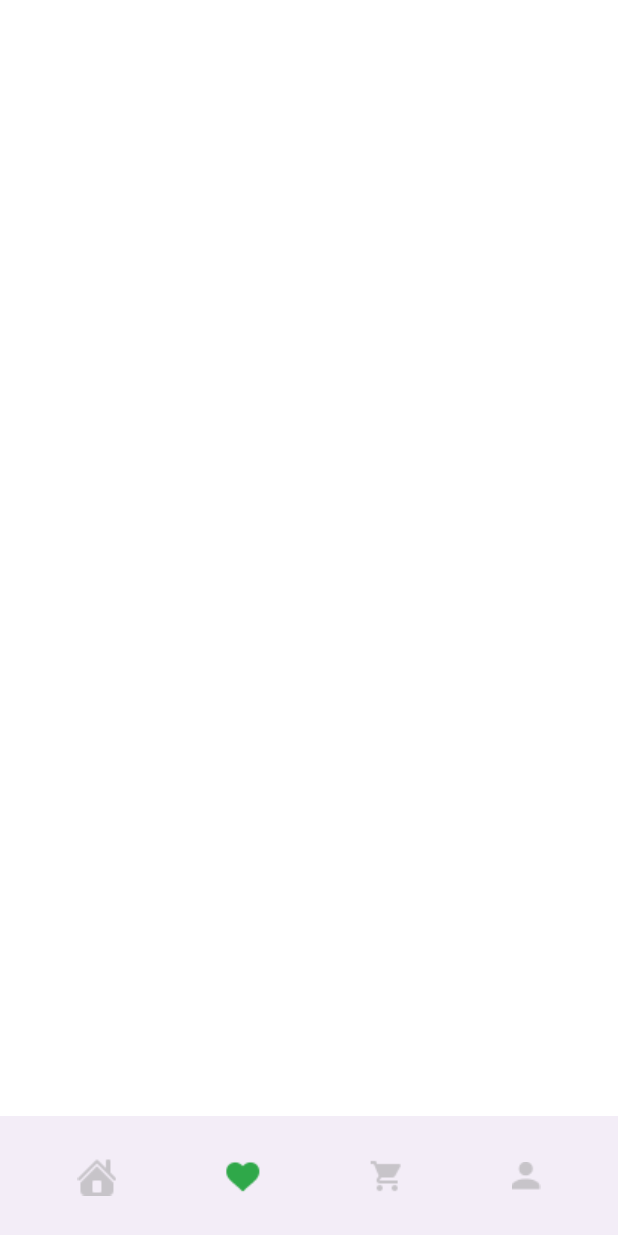
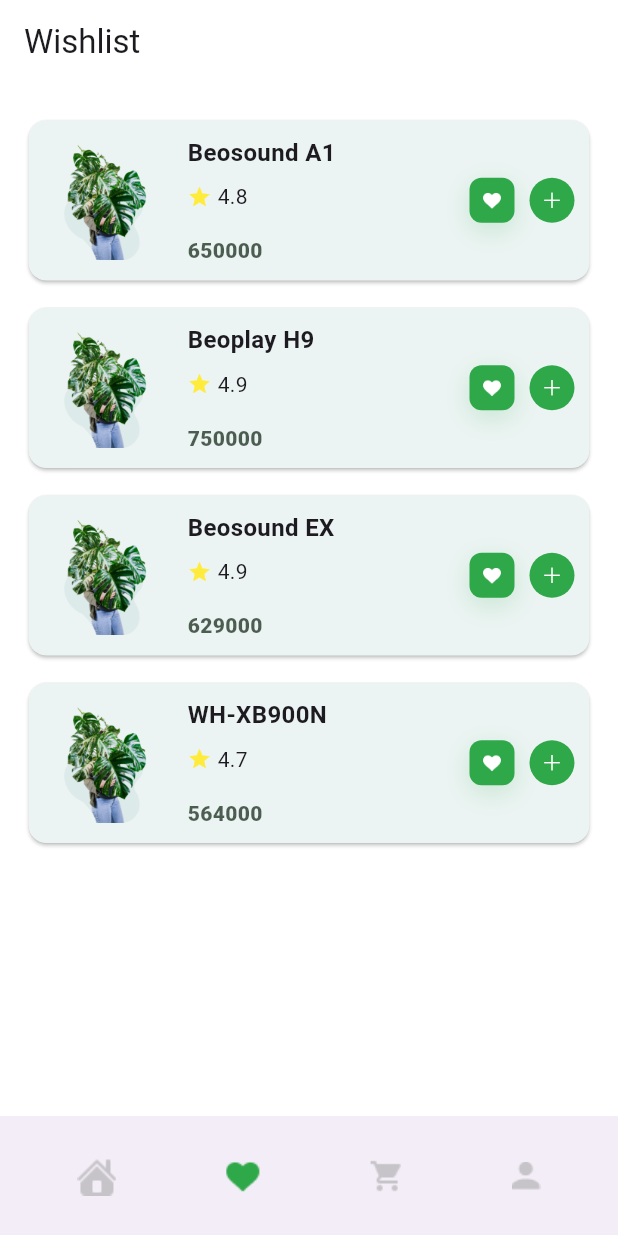
Before and after one commit to fadliRafidan/ILoveFlutter, a Flutter app: the BottomNavBar screen opened directly, swiped to page 2, on a phone screen of 412 x 824 dp. Run offline on Flutter 3.47's test engine with Material 3 defaults, Android fonts, the phone set to English and light mode, and no system bars; Roboto replaces fonts that are missing (Gilroy).

Commit message:
add wishlist screen

```diff
--- /dev/null
+++ b/lib/data/wishlist_data.dart
@@ -0,0 +1,26 @@
+List<Map<String, dynamic>> wishlistItems = [
+  {
+    "productName": "Beosound A1",
+    "rating": 4.8,
+    "price": 650000,
+    "imagePath": "assets/images/Asset1.png",
+  },
+  {
+    "productName": "Beoplay H9",
+    "rating": 4.9,
+    "price": 750000,
+    "imagePath": "assets/images/Asset1.png",
+  },
+  {
+    "productName": "Beosound EX",
+    "rating": 4.9,
+    "price": 629000,
+    "imagePath": "assets/images/Asset1.png",
+  },
+  {
+    "productName": "WH-XB900N",
+    "rating": 4.7,
+    "price": 564000,
+    "imagePath": "assets/images/Asset1.png",
+  },
+];
--- a/lib/page/cart_screen.dart
+++ b/lib/page/cart_screen.dart
@@ -8,27 +8,18 @@
   @override
   Widget build(BuildContext context) {
     return Scaffold(
+      backgroundColor: white,
+      appBar: AppBar(
+        title: const Text("Cart"),
+        backgroundColor: white,
+        automaticallyImplyLeading: false,
+      ),
       body: Container(
-        height: MediaQuery.of(context).size.height,
-        width: double.maxFinite,
-        color: myCartBackgroundColor,
-        child: Center(
+        margin: const EdgeInsets.all(5),
           child: Container(
-            decoration: const BoxDecoration(
-                color: backgroundColor,
-                borderRadius: BorderRadius.only(
-                    topLeft: Radius.circular(25),
-                    topRight: Radius.circular(25))),
-            padding: EdgeInsets.all(10),
+          padding: const EdgeInsets.all(10),
             child: Column(
-              children: [
-                const SizedBox(
-                  height: 30,
-                ),
-                // row of text and icon
-                const SizedBox(
-                  height: 20,
-                ),
+            children: [
                 Column(
                   mainAxisAlignment: MainAxisAlignment.spaceEvenly,
                   children: [
@@ -91,8 +82,7 @@
                     )
                   ],
                 )
-              ],
-            ),
+            ],
           ),
         ),
       ),
--- /dev/null
+++ b/lib/page/wishlist_page.dart
@@ -0,0 +1,124 @@
+import 'package:flutter/material.dart';
+import 'package:flutter_application_1/core/color.dart';
+import 'package:flutter_application_1/data/wishlist_data.dart';
+
+class WishlistScreen extends StatelessWidget {
+  const WishlistScreen({super.key});
+  @override
+  Widget build(BuildContext context) {
+    return Scaffold(
+      backgroundColor: white,
+      appBar: AppBar(
+        title: const Text("Wishlist"),
+        automaticallyImplyLeading: false,
+        backgroundColor: white,
+      ),
+      body: Padding(
+        padding: const EdgeInsets.symmetric(horizontal: 15.0, vertical: 20.0),
+        child: ListView.builder(
+          itemCount: wishlistItems.length,
+          itemBuilder: (context, index) {
+            return Column(
+              children: [
+                _buildWishlistItem(
+                  wishlistItems[index]["productName"],
+                  wishlistItems[index]["rating"],
+                  wishlistItems[index]["price"],
+                  wishlistItems[index]["imagePath"],
+                ),
+                const SizedBox(height: 10), // Jarak antar Card
+              ],
+            );
+          },
+        ),
+      ),
+    );
+  }
+
+  Widget _buildWishlistItem(
+      String productName, double rating, int price, String imagePath) {
+    return Card(
+      color: lightGreen,
+      child: Container(
+        padding: const EdgeInsets.all(10.0),
+        child: Row(
+          children: [
+            Image.asset(
+              imagePath,
+              width: 80.0,
+              height: 80.0,
+            ),
+            const SizedBox(width: 16.0),
+            Expanded(
+              child: Column(
+                crossAxisAlignment: CrossAxisAlignment.start,
+                children: [
+                  Text(
+                    productName,
+                    style: const TextStyle(
+                      fontWeight: FontWeight.bold,
+                      fontSize: 16.0,
+                    ),
+                  ),
+                  const SizedBox(height: 8.0),
+                  Row(
+                    children: [
+                      const Icon(
+                        Icons.star,
+                        color: Colors.yellow,
+                        size: 16.0,
+                      ),
+                      const SizedBox(width: 4.0),
+                      Text(
+                        rating.toString(),
+                        style: const TextStyle(fontSize: 14.0),
+                      ),
+                    ],
+                  ),
+                  const SizedBox(height: 16.0),
+                  Text(
+                    price.toString(),
+                    style: TextStyle(
+                      color: black.withOpacity(0.7),
+                      fontWeight: FontWeight.w800,
+                    ),
+                  ),
+                ],
+              ),
+            ),
+            Container(
+              height: 30.0,
+              width: 30.0,
+              padding: const EdgeInsets.all(8.0),
+              decoration: BoxDecoration(
+                color: green,
+                boxShadow: [
+                  BoxShadow(
+                    color: green.withOpacity(0.2),
+                    blurRadius: 15,
+                    offset: const Offset(0, 5),
+                  ),
+                ],
+                borderRadius: BorderRadius.circular(8.0),
+              ),
+              child: Image.asset(
+                'assets/icons/heart.png',
+                color: white,
+              ),
+            ),
+            const SizedBox(width: 10),
+            CircleAvatar(
+              backgroundColor: green,
+              radius: 15,
+              child: Image.asset(
+                'assets/icons/add.png',
+                color: white,
+                height: 15,
+              ),
+            ),
+          ],
+        ),
+      ),
+    );
+  }
+}
--- a/lib/widgets/bottom_nav.dart
+++ b/lib/widgets/bottom_nav.dart
@@ -3,6 +3,7 @@
 import 'package:flutter_application_1/data/bottom_menu.dart';
 import 'package:flutter_application_1/page/cart_screen.dart';
 import 'package:flutter_application_1/page/home_page.dart';
+import 'package:flutter_application_1/page/wishlist_page.dart';
 
 class BottomNavBar extends StatefulWidget {
   const BottomNavBar({Key? key}) : super(key: key);
@@ -57,7 +58,7 @@
 
 List<Widget> child = [
   const HomePage(),
-  Container(color: white),
+  const WishlistScreen(),
   const MyCartScreen(),
   Container(color: white),
 ];
```
